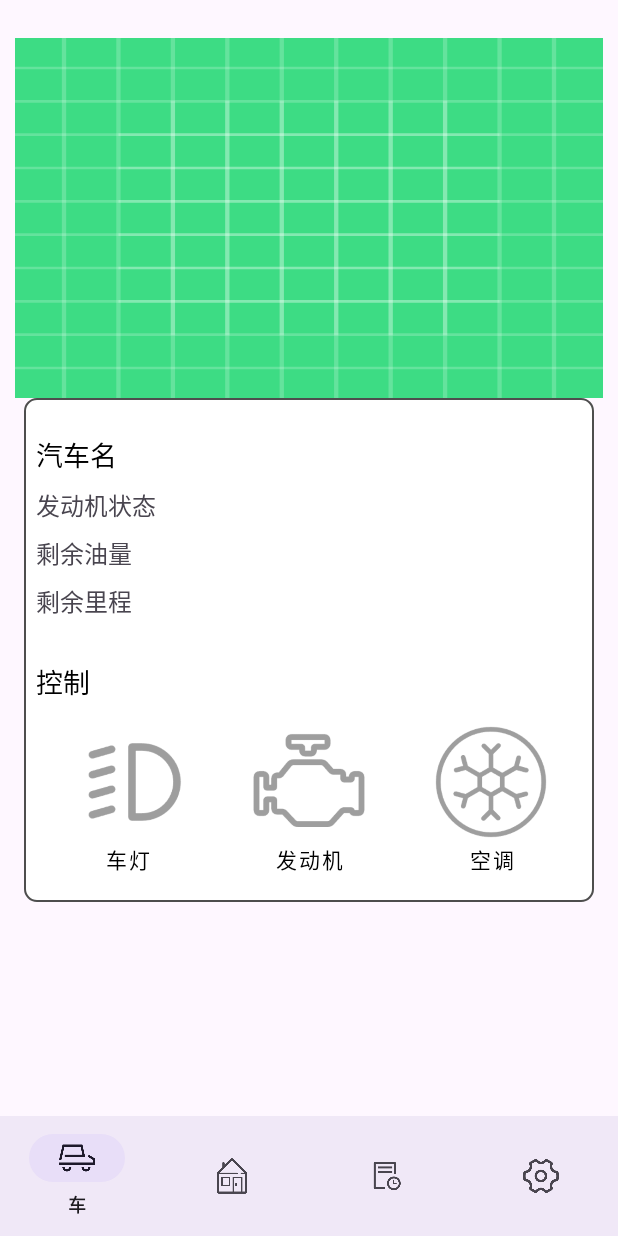
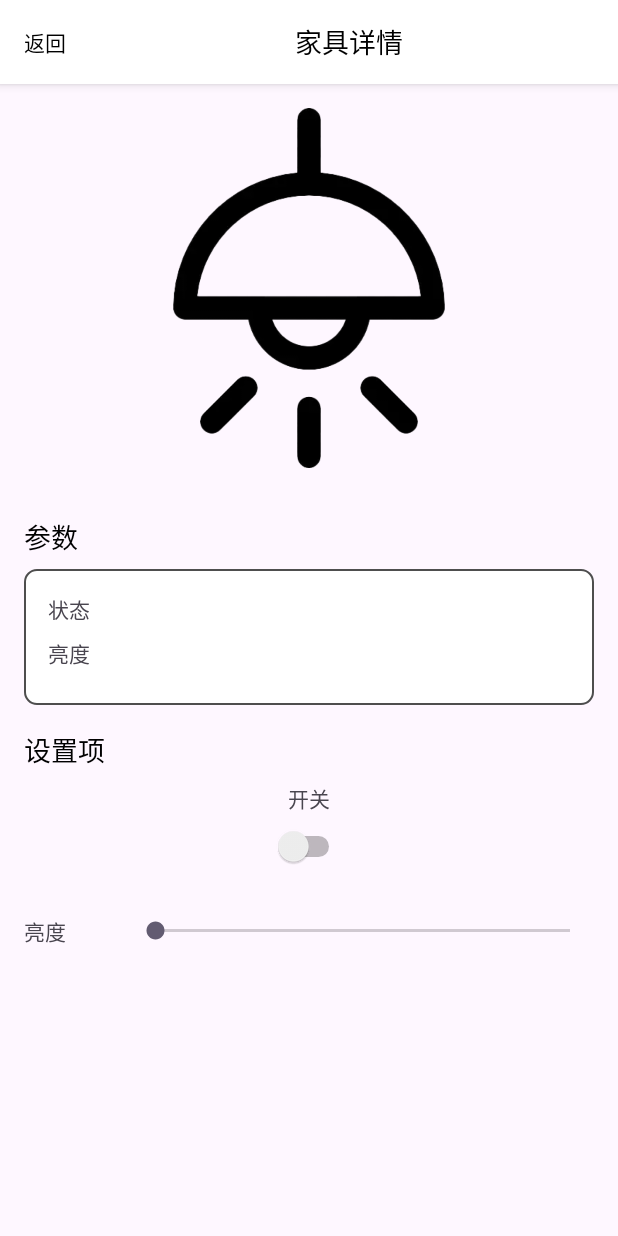
Before and after one commit to ytzuo/smart-home-demo-frontend, an Android app: the screen it shows after launch (MainActivity before the commit, SpecificFurnitureActivity after it), on a phone screen of 412 x 824 dp. Run offline under Robolectric (Android 15) with nearby library versions, the phone set to English and light mode, and no system bars.

Commit message:
家具具体界面中添加灯的预设 完善可拓展性

```diff
--- a/app/src/main/AndroidManifest.xml
+++ b/app/src/main/AndroidManifest.xml
@@ -23,7 +23,7 @@
         android:supportsRtl="true"
         android:theme="@style/Theme.SmartHomeDemo">
         <activity
-            android:name=".MainActivity"
+            android:name=".SpecificFurnitureActivity"
             android:exported="true">
             <intent-filter>
                 <action android:name="android.intent.action.MAIN" />
--- a/app/src/main/java/com/SmartHome/SmartHomeDemo/SpecificFurnitureActivity.java
+++ b/app/src/main/java/com/SmartHome/SmartHomeDemo/SpecificFurnitureActivity.java
@@ -1,18 +1,145 @@
 package com.SmartHome.SmartHomeDemo;
 
 import androidx.appcompat.app.AppCompatActivity;
-
 import android.os.Bundle;
+import android.view.View;
+import android.widget.*;
 
 public class SpecificFurnitureActivity extends AppCompatActivity {
     @Override
     protected void onCreate(Bundle savedInstanceState) {
         super.onCreate(savedInstanceState);
-        setContentView(R.layout.activity_specific);
+        setContentView(R.layout.fragment_furniture_specific);
 
+        initialization("light");
 
     }
 
+    private void initialization(String CurrentFurnitureType){
+
+        TextView temp;
+
+        switch (CurrentFurnitureType) {
+            case "air_conditioner":
+                //设置图标
+                ImageView tempImage = findViewById(R.id.iv_furniture);
+                tempImage.setImageResource(R.drawable.air_conditioner);
+
+                //设置参数项文本
+                temp = findViewById(R.id.arg1);
+                temp.setText("状态");
+                temp = findViewById(R.id.arg2);
+                temp.setText("当前温度");
+
+                //设置开关项文本
+                temp = findViewById(R.id.switch_label_11);
+                temp.setText("开关");
+                temp = findViewById(R.id.switch_label_12);
+                temp.setText("制冷");
+                temp = findViewById(R.id.switch_label_13);
+                temp.setText("扫风");
+                temp = findViewById(R.id.switch_label_14);
+                temp.setText("除湿");
+
+                // 设置滑块项文本
+                temp = findViewById(R.id.seekbar_label_1);
+                temp.setText("温度");
+                temp = findViewById(R.id.seekbar_label_2);
+                temp.setText("风速");
+
+                hideUnusedItems();
+
+                break;
+
+            case "light":
+                //设置图标
+                tempImage = findViewById(R.id.iv_furniture);
+                tempImage.setImageResource(R.drawable.light);
+
+                //设置参数项文本
+                temp = findViewById(R.id.arg1);
+                temp.setText("状态");
+                temp = findViewById(R.id.arg2);
+                temp.setText("亮度");
+
+                //设置开关项文本
+                temp = findViewById(R.id.switch_label_11);
+                temp.setText("开关");
+
+                // 设置滑块项文本
+                temp = findViewById(R.id.seekbar_label_1);
+                temp.setText("亮度");
+
+            default:
+                // 默认情况下隐藏所有未使用的设置项
+                hideUnusedItems();
+                break;
+        }
+
+    }
+
+    private void hideUnusedItems() {
+        // 隐藏未使用的开关项
+        for(int i = 1; i <= 2; i++) {
+            for(int j = 1; j <= 4; j++) {
+                // 构造开关标签ID
+                int labelId = getResources().getIdentifier("switch_label_" + i + j, "id", getPackageName());
+
+                // 检查ID是否存在
+                if(labelId != 0) {
+                    TextView label = findViewById(labelId);
+                    if(label != null) {
+                        // 如果标签文本包含"设置项"，则隐藏该项
+                        if(label.getText().toString().contains("设置项")) {
+                            // 获取包含TextView和Switch的LinearLayout并隐藏
+                            LinearLayout parentLayout = (LinearLayout) label.getParent();
+                            parentLayout.setVisibility(View.GONE);
+                        }
+                    }
+                }
+            }
+        }
+
+        // 隐藏未使用的滑块项
+        for(int i = 1; i <= 3; i++) {
+            // 构造滑块标签ID
+            int labelId = getResources().getIdentifier("seekbar_label_" + i, "id", getPackageName());
+
+            // 检查ID是否存在
+            if(labelId != 0) {
+                TextView label = findViewById(labelId);
+                if(label != null) {
+                    // 如果标签文本包含"滑块"，则隐藏该项
+                    if(label.getText().toString().contains("滑块")) {
+                        // 获取包含TextView和SeekBar的LinearLayout并隐藏
+                        LinearLayout parentLayout = (LinearLayout) label.getParent();
+                        parentLayout.setVisibility(View.GONE);
+                    }
+                }
+            }
+        }
 
 
+        //隐藏未使用的参数项
+        for(int i = 1; i <= 4; i++) {
+            // 构造滑块标签ID
+            int labelId = getResources().getIdentifier("arg" + i, "id", getPackageName());
+
+            // 检查ID是否存在
+            if(labelId != 0) {
+                TextView label = findViewById(labelId);
+                if(label != null) {
+                    // 如果标签文本包含"滑块"，则隐藏该项
+                    if(label.getText().toString().contains("参数项")) {
+                        label.setVisibility(View.GONE);
+                    }
+                }
+            }
+        }
+    }
+
+    private void refreshUI(){
+
+    }
+
 }
--- a/app/src/main/res/layout/activity_specific.xml
+++ b/app/src/main/res/layout/fragment_furniture_specific.xml
@@ -44,7 +44,7 @@
         android:layout_width="match_parent"
         android:layout_height="240dp"
         android:layout_margin="16dp"
-        android:src="@drawable/air_conditioner"
+        android:src="@drawable/param_background"
         android:contentDescription="家具图片"
         android:scaleType="centerInside"/>
 
@@ -79,33 +79,37 @@
 
                 <!-- 参数项1 -->
                 <TextView
+                    android:id="@+id/arg1"
                     android:layout_width="match_parent"
                     android:layout_height="wrap_content"
                     android:layout_marginBottom="8dp"
-                    android:text="尺寸: 120cm × 60cm × 80cm"
+                    android:text="参数项1"
                     android:textSize="14sp" />
 
                 <!-- 参数项2 -->
                 <TextView
+                    android:id="@+id/arg2"
                     android:layout_width="match_parent"
                     android:layout_height="wrap_content"
                     android:layout_marginBottom="8dp"
-                    android:text="材质: 实木"
+                    android:text="参数项2"
                     android:textSize="14sp" />
 
                 <!-- 参数项3 -->
                 <TextView
+                    android:id="@+id/arg3"
                     android:layout_width="match_parent"
                     android:layout_height="wrap_content"
                     android:layout_marginBottom="8dp"
-                    android:text="颜色: 原木色"
+                    android:text="参数项3"
                     android:textSize="14sp" />
 
                 <!-- 参数项4 -->
                 <TextView
+                    android:id="@+id/arg4"
                     android:layout_width="match_parent"
                     android:layout_height="wrap_content"
-                    android:text="重量: 25kg"
+                    android:text="参数项4"
                     android:textSize="14sp" />
             </LinearLayout>
 
```
Also changed, not shown: app/src/main/res/drawable/light.png (added).
